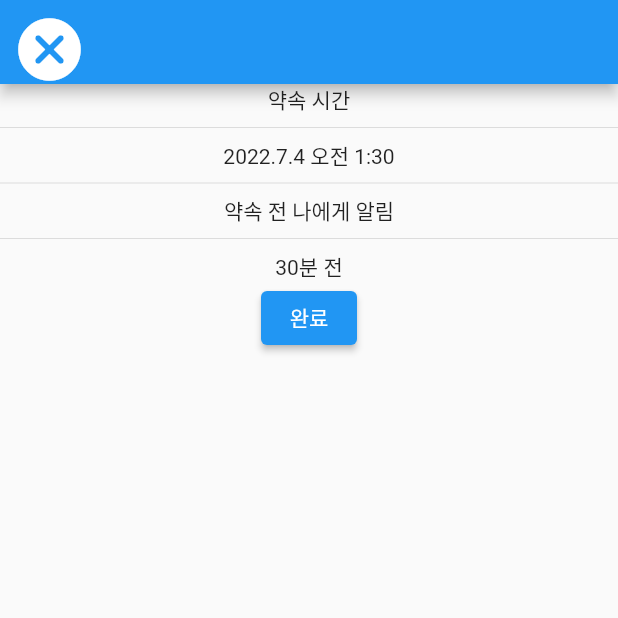
After one commit to ImYeol/OutSpace, a Flutter app: the AppointmentPage screen opened directly, on a phone screen of 412 x 824 dp, the top half of it. The commit adds this screen. Run offline on Flutter 3.47's test engine with Material 2 defaults, Android fonts, the phone set to English and light mode, and no system bars; our stand-ins replace get.

```diff
--- /dev/null
+++ b/lib/chat/appointment_page.dart
@@ -0,0 +1,36 @@
+import 'package:flutter/material.dart';
+import 'package:get/get.dart';
+
+class AppointmentPage extends StatelessWidget {
+  const AppointmentPage({Key? key}) : super(key: key);
+
+  @override
+  Widget build(BuildContext context) {
+    return SafeArea(
+      child: Scaffold(
+        appBar: AppBar(
+          leading: IconButton(
+            onPressed: () => Get.back(),
+            icon: const Icon(Icons.cancel_rounded, size: 50),
+          ),
+        ),
+        body: body(),
+      ),
+    );
+  }
+
+  Widget body() {
+    return Column(
+      children: [
+        const Text("약속 시간"),
+        const Divider(),
+        const Text("2022.7.4 오전 1:30"),
+        const Divider(),
+        const Text("약속 전 나에게 알림"),
+        const Divider(),
+        const Text("30분 전"),
+        ElevatedButton(onPressed: () => Get.back(), child: const Text("완료"))
+      ],
+    );
+  }
+}
```
Also changed, not shown: lib/chat/chat_message.dart (added, +47 -0 lines), lib/chat/chat_screen.dart (added, +40 -0 lines), lib/chat/make_deal_page.dart (+70 -0 lines), lib/chat/message.dart (added, +29 -0 lines), lib/home/home_page.dart (+12 -2 lines), images/profile_icon_sample.png (added), 1 other file.
